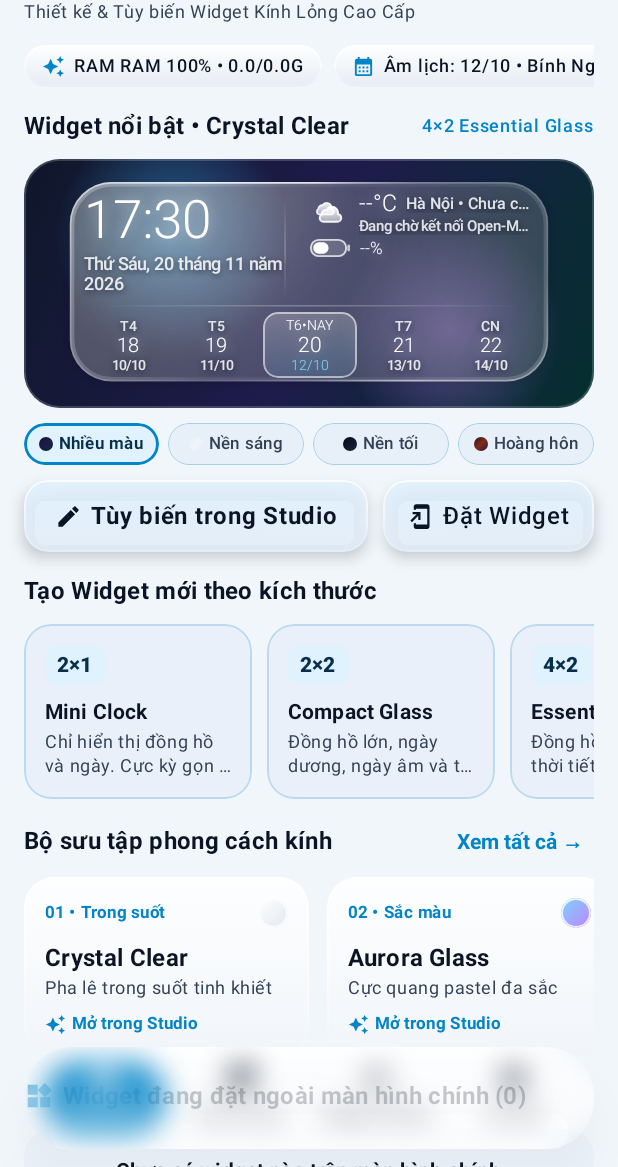
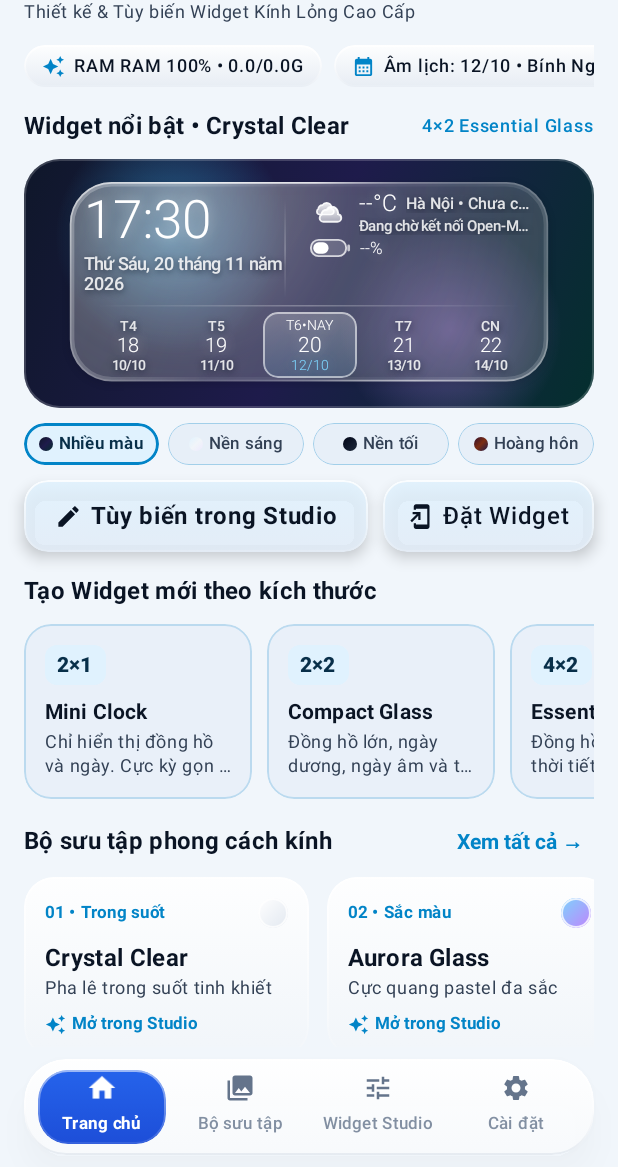
Before and after one commit to tranvannhat-uwq/LumiGlass-Widgets, an Android app built with Jetpack Compose: the composable LumiGlassMainApp shown on its own in the app's theme, on a phone screen of 412 x 824 dp, the part 69-1236 px from its top. Run offline under Robolectric (Android 15) with nearby library versions, the phone set to English and light mode, and no system bars.

Commit message:
fix: restore crystal-clear typography on liquid glass bottom bar and eliminate content overlap (v1.3.3)

```diff
--- a/app/build.gradle.kts
+++ b/app/build.gradle.kts
@@ -13,8 +13,8 @@ android {
     applicationId = "com.lumiglass.widgets"
     minSdk = 26
     targetSdk = 34
-    versionCode = 10
-    versionName = "1.3.2"
+    versionCode = 11
+    versionName = "1.3.3"
 
     testInstrumentationRunner = "androidx.test.runner.AndroidJUnitRunner"
   }
--- a/app/src/main/kotlin/com/lumiglass/widgets/MainActivity.kt
+++ b/app/src/main/kotlin/com/lumiglass/widgets/MainActivity.kt
@@ -177,13 +177,33 @@ private fun LumiGlassMainApp(
         }
     }
 
-    Box(
-        modifier = Modifier
-            .fillMaxSize()
-            .background(MaterialTheme.colorScheme.background)
-    ) {
+    Scaffold(
+        snackbarHost = {
+            SnackbarHost(
+                hostState = snackbarHostState,
+                modifier = Modifier
+                    .navigationBarsPadding()
+                    .padding(bottom = 76.dp)
+            )
+        },
+        bottomBar = {
+            if (!isLauncherConfigureMode) {
+                LiquidGlassBottomBar(
+                    items = MainDestination.entries.map {
+                        LiquidNavDestinationItem(it, it.labelVi, it.icon)
+                    },
+                    selectedDestination = currentDestination,
+                    onSelectDestination = { currentDestination = it },
+                    modifier = Modifier.navigationBarsPadding()
+                )
+            }
+        },
+        containerColor = MaterialTheme.colorScheme.background
+    ) { innerPadding ->
         Box(
-            modifier = Modifier.fillMaxSize()
+            modifier = Modifier
+                .fillMaxSize()
+                .padding(bottom = innerPadding.calculateBottomPadding())
         ) {
             when (currentDestination) {
                 MainDestination.HOME -> HomeScreen(
@@ -273,26 +293,5 @@ private fun LumiGlassMainApp(
                 )
             }
         }
-
-        // ② SURFACE: Floating Apple-style Liquid Glass Bottom Navigation Bar
-        LiquidGlassBottomBar(
-            items = MainDestination.entries.map {
-                LiquidNavDestinationItem(it, it.labelVi, it.icon)
-            },
-            selectedDestination = currentDestination,
-            onSelectDestination = { currentDestination = it },
-            modifier = Modifier
-                .align(Alignment.BottomCenter)
-                .navigationBarsPadding()
-        )
-
-        // ③ Floating Snackbar above the navigation bar
-        SnackbarHost(
-            hostState = snackbarHostState,
-            modifier = Modifier
-                .align(Alignment.BottomCenter)
-                .navigationBarsPadding()
-                .padding(bottom = 90.dp)
-        )
     }
 }
--- a/app/src/main/kotlin/com/lumiglass/widgets/ui/gallery/GalleryScreen.kt
+++ b/app/src/main/kotlin/com/lumiglass/widgets/ui/gallery/GalleryScreen.kt
@@ -257,6 +257,6 @@ fun GalleryScreen(
             }
         }
 
-        Spacer(modifier = Modifier.height(100.dp))
+        Spacer(modifier = Modifier.height(24.dp))
     }
 }
--- a/app/src/main/kotlin/com/lumiglass/widgets/ui/glass/LiquidGlassBottomBar.kt
+++ b/app/src/main/kotlin/com/lumiglass/widgets/ui/glass/LiquidGlassBottomBar.kt
@@ -25,7 +25,6 @@ import androidx.compose.foundation.layout.size
 import androidx.compose.foundation.layout.width
 import androidx.compose.foundation.shape.RoundedCornerShape
 import androidx.compose.material3.Icon
-import androidx.compose.material3.MaterialTheme
 import androidx.compose.material3.Text
 import androidx.compose.runtime.Composable
 import androidx.compose.runtime.getValue
@@ -52,11 +51,11 @@ data class LiquidNavDestinationItem<T>(
 
 /**
  * Premium Apple-style Floating Liquid Glass Navigation Bar:
- * - Floats gracefully above the scrolling content
- * - Translucent frosted acrylic glass with directional specular highlight rim
- * - Sliding spring pill indicator with directional light gradient
- * - Auto-adapting light/dark contrast and crisp iconography
- * - 100% native Compose implementation (zero external library crash risk)
+ * - Floats gracefully in dedicated bottom space
+ * - High-clarity frosted acrylic glass with directional specular highlight rim
+ * - Sliding spring pill indicator (Spring Capsule) with smooth damping
+ * - 100% vector-sharp icons and crystal-clear adaptive typography
+ * - Zero external dependencies, guaranteed 0 crash and 0 blur distortion
  */
 @Composable
 fun <T> LiquidGlassBottomBar(
@@ -66,23 +65,21 @@ fun <T> LiquidGlassBottomBar(
     modifier: Modifier = Modifier
 ) {
     val dark = isSystemInDarkTheme()
-    val barShape = RoundedCornerShape(32.dp)
+    val barShape = RoundedCornerShape(28.dp)
     val selectedIndex = items.indexOfFirst { it.destination == selectedDestination }.coerceAtLeast(0)
 
     Box(
         modifier = modifier
             .fillMaxWidth()
-            .padding(horizontal = 16.dp, vertical = 12.dp)
-            .height(68.dp)
+            .padding(horizontal = 16.dp, vertical = 8.dp)
+            .height(64.dp)
             .liquidGlassSurface(
                 shape = barShape,
-                blurRadius = 24f,
-                tintColor = if (dark) Color.Black.copy(alpha = 0.25f) else Color.White.copy(alpha = 0.20f),
                 rimWidth = 1.dp,
-                elevation = 14.dp,
+                elevation = 10.dp,
                 isDarkTheme = dark
             )
-            .padding(horizontal = 8.dp, vertical = 6.dp)
+            .padding(horizontal = 6.dp, vertical = 5.dp)
     ) {
         BoxWithConstraints(modifier = Modifier.fillMaxSize()) {
             val totalWidth = maxWidth
@@ -93,33 +90,33 @@ fun <T> LiquidGlassBottomBar(
             val indicatorOffset by animateDpAsState(
                 targetValue = tabWidth * selectedIndex,
                 animationSpec = spring(
-                    dampingRatio = Spring.DampingRatioMediumBouncy,
-                    stiffness = Spring.StiffnessLow
+                    dampingRatio = Spring.DampingRatioLowBouncy,
+                    stiffness = Spring.StiffnessMediumLow
                 ),
                 label = "indicatorOffset"
             )
 
-            // 1. Sliding Material Chip Indicator
-            val indicatorShape = RoundedCornerShape(26.dp)
+            // 1. Sliding Spring Capsule Indicator
+            val indicatorShape = RoundedCornerShape(20.dp)
             val indicatorBg = if (dark) {
                 Brush.verticalGradient(
                     listOf(
-                        MaterialTheme.colorScheme.primary.copy(alpha = 0.72f),
-                        MaterialTheme.colorScheme.primary.copy(alpha = 0.45f)
+                        Color(0xFF3B82F6),
+                        Color(0xFF1D4ED8)
                     )
                 )
             } else {
                 Brush.verticalGradient(
                     listOf(
-                        MaterialTheme.colorScheme.primary.copy(alpha = 0.90f),
-                        MaterialTheme.colorScheme.primary.copy(alpha = 0.75f)
+                        Color(0xFF2563EB),
+                        Color(0xFF1D4ED8)
                     )
                 )
             }
             val indicatorRim = Brush.verticalGradient(
                 listOf(
-                    Color.White.copy(alpha = 0.75f),
-                    Color.White.copy(alpha = 0.15f)
+                    Color.White.copy(alpha = 0.55f),
+                    Color.White.copy(alpha = 0.10f)
                 )
             )
 
@@ -128,13 +125,13 @@ fun <T> LiquidGlassBottomBar(
                     .offset(x = indicatorOffset)
                     .width(tabWidth)
                     .fillMaxHeight()
-                    .padding(horizontal = 4.dp, vertical = 2.dp)
+                    .padding(horizontal = 3.dp, vertical = 2.dp)
                     .clip(indicatorShape)
                     .background(indicatorBg, indicatorShape)
                     .border(width = 0.8.dp, brush = indicatorRim, shape = indicatorShape)
             )
 
-            // 2. Interactive Navigation Tabs
+            // 2. Interactive Navigation Tabs (100% Vector Sharp)
             Row(
                 modifier = Modifier.fillMaxSize(),
                 horizontalArrangement = Arrangement.SpaceEvenly,
@@ -145,27 +142,27 @@ fun <T> LiquidGlassBottomBar(
                     val interactionSource = remember { MutableInteractionSource() }
 
                     val scale by animateFloatAsState(
-                        targetValue = if (isSelected) 1.08f else 1.0f,
+                        targetValue = if (isSelected) 1.06f else 1.0f,
                         animationSpec = spring(stiffness = Spring.StiffnessMediumLow),
                         label = "tabScale"
                     )
 
                     val textAlpha by animateFloatAsState(
-                        targetValue = if (isSelected) 1.0f else 0.70f,
+                        targetValue = if (isSelected) 1.0f else 0.80f,
                         label = "tabTextAlpha"
                     )
 
                     val itemColor = if (isSelected) {
-                        if (dark) Color.White else MaterialTheme.colorScheme.onPrimary
+                        Color.White
                     } else {
-                        if (dark) Color.White.copy(alpha = 0.75f) else MaterialTheme.colorScheme.onSurface.copy(alpha = 0.80f)
+                        if (dark) Color(0xFF94A3B8) else Color(0xFF64748B)
                     }
 
                     Column(
                         modifier = Modifier
                             .weight(1f)
                             .fillMaxHeight()
-                            .clip(RoundedCornerShape(22.dp))
+                            .clip(RoundedCornerShape(18.dp))
                             .clickable(
                                 interactionSource = interactionSource,
                                 indication = null
@@ -180,7 +177,7 @@ fun <T> LiquidGlassBottomBar(
                             contentDescription = item.labelVi,
                             tint = itemColor,
                             modifier = Modifier
-                                .size(22.dp)
+                                .size(20.dp)
                                 .graphicsLayer {
                                     scaleX = scale
                                     scaleY = scale
--- a/app/src/main/kotlin/com/lumiglass/widgets/ui/glass/LiquidGlassFoundation.kt
+++ b/app/src/main/kotlin/com/lumiglass/widgets/ui/glass/LiquidGlassFoundation.kt
@@ -1,14 +1,9 @@
 package com.lumiglass.widgets.ui.glass
 
-import android.graphics.RenderEffect
-import android.graphics.Shader
-import android.os.Build
 import androidx.compose.foundation.background
 import androidx.compose.foundation.border
 import androidx.compose.foundation.isSystemInDarkTheme
 import androidx.compose.foundation.shape.RoundedCornerShape
-import androidx.compose.runtime.Composable
-import androidx.compose.runtime.remember
 import androidx.compose.ui.Modifier
 import androidx.compose.ui.composed
 import androidx.compose.ui.draw.clip
@@ -16,76 +11,62 @@ import androidx.compose.ui.draw.shadow
 import androidx.compose.ui.graphics.Brush
 import androidx.compose.ui.graphics.Color
 import androidx.compose.ui.graphics.Shape
-import androidx.compose.ui.graphics.asComposeRenderEffect
-import androidx.compose.ui.graphics.graphicsLayer
 import androidx.compose.ui.unit.Dp
 import androidx.compose.ui.unit.dp
 
 /**
- * Checks if the current Android runtime supports hardware RenderEffect (Android 12+, API 31+).
- */
-fun isNativeBlurSupported(): Boolean {
-    return Build.VERSION.SDK_INT >= Build.VERSION_CODES.S
-}
-
-/**
- * High-end Native Liquid Glass Surface Modifier:
- * Applies hardware-accelerated frosted blur (API 31+), multi-tone ambient refraction tint,
- * directional specular highlight rim, and soft depth elevation shadow.
- * 100% native Compose implementation with zero external dependencies, guaranteeing 0 crashes on any device.
+ * Premium Native Liquid Glass Surface Modifier:
+ * Applies high-clarity frosted acrylic layering, directional specular highlight rim,
+ * optical refractive gradient depth, and soft elevation shadow.
+ *
+ * Crucial UX Rule: Does NOT apply layer-wide RenderEffect blur to prevent blurring child text & icons.
+ * Guarantees 100% crisp typography, zero GPU lag, and zero classloader crashes across all Android versions.
  */
 fun Modifier.liquidGlassSurface(
     shape: Shape = RoundedCornerShape(26.dp),
-    blurRadius: Float = 25f,
-    tintColor: Color = Color.White.copy(alpha = 0.08f),
     rimWidth: Dp = 1.dp,
-    elevation: Dp = 8.dp,
+    elevation: Dp = 10.dp,
     isDarkTheme: Boolean? = null
 ): Modifier = composed {
     val dark = isDarkTheme ?: isSystemInDarkTheme()
-    val canBlur = remember { isNativeBlurSupported() }
 
-    val shadowColor = if (dark) Color.Black.copy(alpha = 0.45f) else Color.Black.copy(alpha = 0.16f)
+    val shadowColor = if (dark) Color.Black.copy(alpha = 0.50f) else Color.Black.copy(alpha = 0.12f)
 
-    // Sophisticated Frosted Glass Acrylic Palette
+    // High-Clarity Frosted Acrylic Palette (Luxurious translucency without obscuring background noise)
     val glassBg = if (dark) {
-        Color(0xFF0F172A).copy(alpha = if (canBlur) 0.72f else 0.88f)
-    } else {
-        Color(0xFFFFFFFF).copy(alpha = if (canBlur) 0.76f else 0.92f)
-    }
-
-    // Directional Specular Reflection Rim (top-lit highlight fading towards bottom)
-    val rimBrush = if (dark) {
         Brush.verticalGradient(
             listOf(
-                Color.White.copy(alpha = 0.55f),
-                Color.White.copy(alpha = 0.18f),
-                Color.White.copy(alpha = 0.05f)
+                Color(0xFF1E293B).copy(alpha = 0.92f),
+                Color(0xFF0F172A).copy(alpha = 0.88f)
             )
         )
     } else {
         Brush.verticalGradient(
             listOf(
-                Color.White.copy(alpha = 0.95f),
-                Color.White.copy(alpha = 0.45f),
-                Color.White.copy(alpha = 0.15f)
+                Color(0xFFFFFFFF).copy(alpha = 0.95f),
+                Color(0xFFF8FAFC).copy(alpha = 0.90f)
             )
         )
     }
 
-    val blurModifier = if (canBlur) {
-        Modifier.graphicsLayer {
-            try {
-                renderEffect = RenderEffect.createBlurEffect(
-                    blurRadius,
-                    blurRadius,
-                    Shader.TileMode.CLAMP
-                ).asComposeRenderEffect()
-            } catch (_: Throwable) {
-                // Ignore if device GPU driver has restrictions
-            }
-        }
-    } else Modifier
+    // Directional Specular Reflection Rim (simulates top lighting refracting along the glass edge)
+    val rimBrush = if (dark) {
+        Brush.verticalGradient(
+            listOf(
+                Color.White.copy(alpha = 0.65f),
+                Color.White.copy(alpha = 0.22f),
+                Color(0xFF334155).copy(alpha = 0.40f)
+            )
+        )
+    } else {
+        Brush.verticalGradient(
+            listOf(
+                Color.White.copy(alpha = 0.98f),
+                Color.White.copy(alpha = 0.45f),
+                Color(0xFFCBD5E1).copy(alpha = 0.40f)
+            )
+        )
+    }
 
     this
         .shadow(
@@ -95,7 +76,6 @@ fun Modifier.liquidGlassSurface(
             spotColor = shadowColor
         )
         .clip(shape)
-        .then(blurModifier)
         .background(glassBg, shape)
         .border(width = rimWidth, brush = rimBrush, shape = shape)
 }
--- a/app/src/main/kotlin/com/lumiglass/widgets/ui/home/HomeScreen.kt
+++ b/app/src/main/kotlin/com/lumiglass/widgets/ui/home/HomeScreen.kt
@@ -463,7 +463,7 @@ fun HomeScreen(
             }
         }
 
-        Spacer(modifier = Modifier.height(100.dp))
+        Spacer(modifier = Modifier.height(24.dp))
     }
 }
 
--- a/app/src/main/kotlin/com/lumiglass/widgets/ui/settings/SettingsScreen.kt
+++ b/app/src/main/kotlin/com/lumiglass/widgets/ui/settings/SettingsScreen.kt
@@ -563,7 +563,7 @@ fun SettingsScreen(
             )
         }
 
-        Spacer(modifier = Modifier.height(100.dp))
+        Spacer(modifier = Modifier.height(24.dp))
     }
 }
 
--- a/app/src/main/kotlin/com/lumiglass/widgets/ui/studio/WidgetStudioScreen.kt
+++ b/app/src/main/kotlin/com/lumiglass/widgets/ui/studio/WidgetStudioScreen.kt
@@ -20,6 +20,7 @@ import androidx.compose.foundation.layout.fillMaxSize
 import androidx.compose.foundation.layout.fillMaxWidth
 import androidx.compose.foundation.layout.height
 import androidx.compose.foundation.layout.heightIn
+import androidx.compose.foundation.layout.navigationBarsPadding
 import androidx.compose.foundation.layout.padding
 import androidx.compose.foundation.layout.size
 import androidx.compose.foundation.layout.width
@@ -371,10 +372,13 @@ fun WidgetStudioScreen(
         }
 
         // 4. Persistent Bottom Action Bar with Liquid Glass Buttons
+        val studioBottomModifier = if (isLauncherConfigureMode) Modifier.navigationBarsPadding() else Modifier
         Surface(
             tonalElevation = 6.dp,
             shadowElevation = 10.dp,
-            modifier = Modifier.fillMaxWidth()
+            modifier = Modifier
+                .fillMaxWidth()
+                .then(studioBottomModifier)
         ) {
             Row(
                 modifier = Modifier
```
